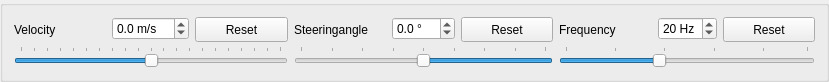
Above: src/gui/SimulatorToolbar.ui from eringerli/QtOpenGuidance before the change. Below: the same form after it.
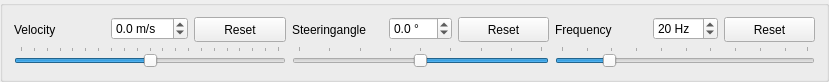
That is the form after the change.

```diff
--- a/src/gui/SimulatorToolbar.ui
+++ b/src/gui/SimulatorToolbar.ui
@@ -45,7 +45,7 @@
       <number>1</number>
      </property>
      <property name="maximum">
-      <number>50</number>
+      <number>100</number>
      </property>
      <property name="value">
       <number>20</number>
@@ -233,7 +233,7 @@
       <double>1.000000000000000</double>
      </property>
      <property name="maximum">
-      <double>50.000000000000000</double>
+      <double>100.000000000000000</double>
      </property>
      <property name="value">
       <double>20.000000000000000</double>
```
